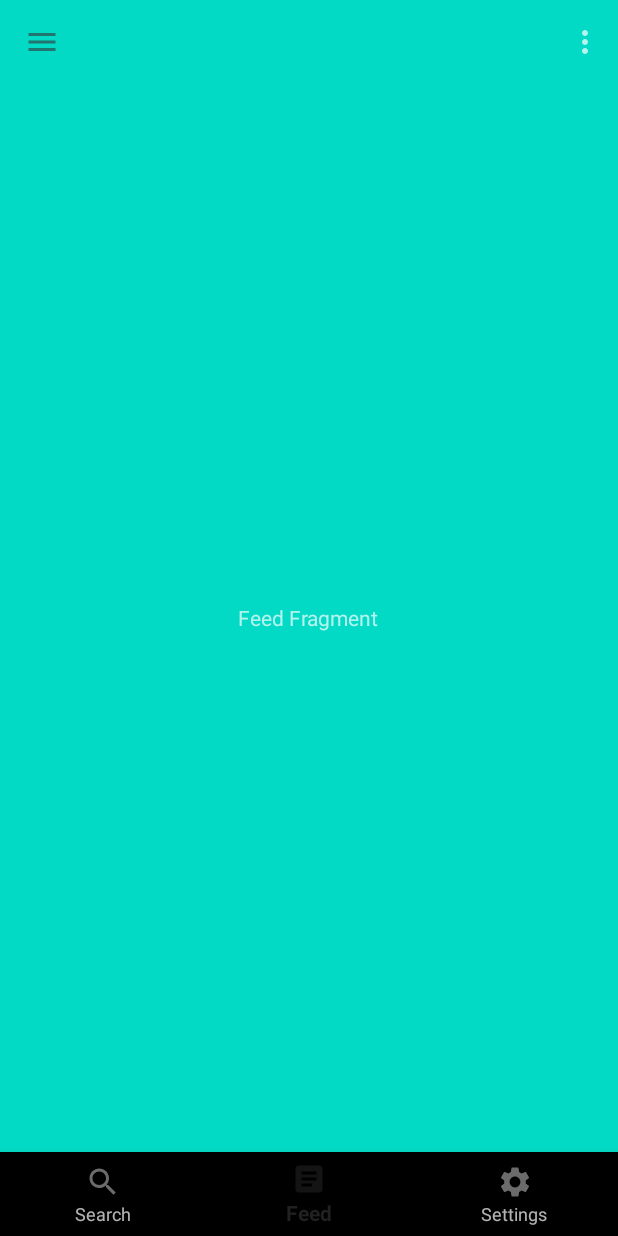
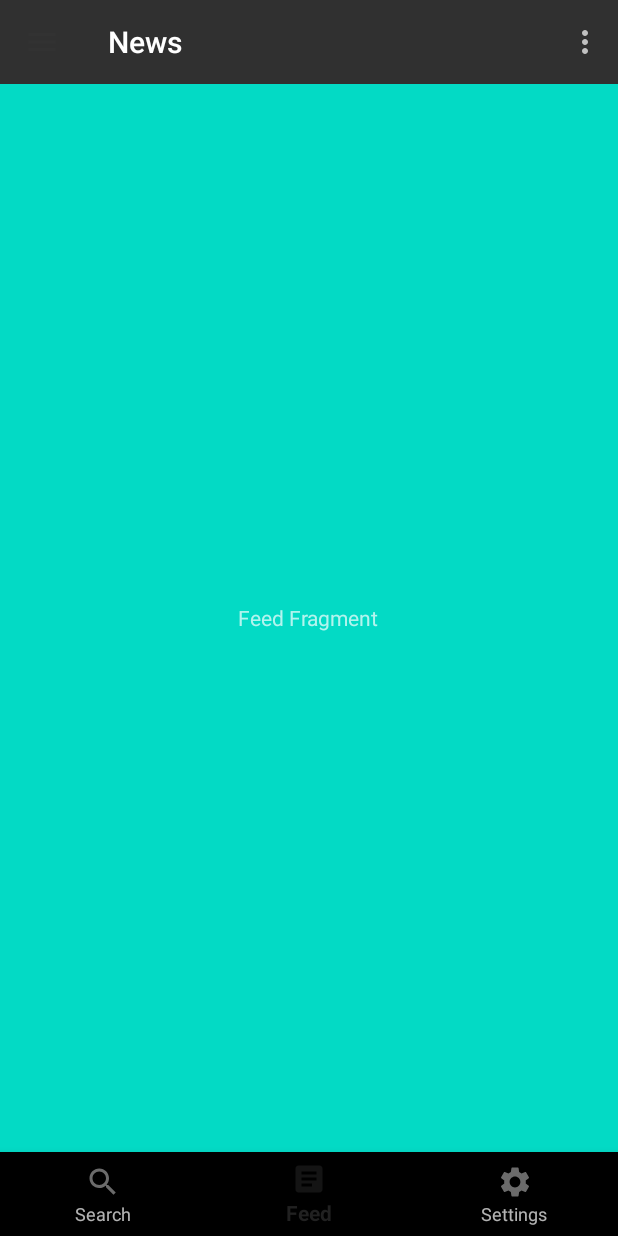
Before and after one commit to max-drexler/onlyNewsAndroidApp, an Android app: the screen it shows after launch (MainActivity), on a phone screen of 412 x 824 dp. Run offline under Robolectric (Android 15) with nearby library versions, the phone set to English and light mode, and no system bars.

```diff
--- a/app/src/main/java/com/example/onlynews/MainActivity.java
+++ b/app/src/main/java/com/example/onlynews/MainActivity.java
@@ -12,6 +12,7 @@ import android.widget.Button;
 import android.widget.ScrollView;
 
 import com.google.android.material.bottomnavigation.BottomNavigationView;
+import com.google.android.material.navigation.NavigationView;
 
 public class MainActivity extends AppCompatActivity {
 
@@ -26,10 +27,11 @@ public class MainActivity extends AppCompatActivity {
         getSupportFragmentManager().beginTransaction().replace(R.id.fragment_layout, new FeedFragment()).commit();
 
         Toolbar topBar = findViewById(R.id.topToolBar);
+        NavigationView navView = findViewById(R.id.navigation_view);
         topBar.setNavigationOnClickListener(new View.OnClickListener() {
             @Override
             public void onClick(View v) {
-
+                navView.setVisibility(View.VISIBLE);
             }
         });
     }
--- a/app/src/main/res/layout/activity_main.xml
+++ b/app/src/main/res/layout/activity_main.xml
@@ -6,14 +6,30 @@
     android:layout_height="match_parent"
     tools:context=".MainActivity">
 
+    <com.google.android.material.navigation.NavigationView
+        android:id="@+id/navigation_view"
+        android:layout_width="wrap_content"
+        android:layout_height="match_parent"
+        android:layout_gravity="start"
+        android:visibility="invisible">
+
+        <ListView
+            android:id="@+id/navdrawer_list"
+            android:layout_width="match_parent"
+            android:layout_height="match_parent"
+            android:choiceMode="singleChoice"
+            android:dividerHeight="0dp"
+            android:divider="@null"/>
+
+    </com.google.android.material.navigation.NavigationView>
     <androidx.appcompat.widget.Toolbar
         android:id="@+id/topToolBar"
         android:layout_width="match_parent"
         android:layout_height="?attr/actionBarSize"
         app:menu="@menu/top_bar"
         android:layout_alignParentTop="true"
-        android:background="@color/teal_200"
         app:navigationIcon="@drawable/ic_toolbar_nav_menu"
+        app:title="News"
         />
     <FrameLayout
         android:id="@+id/fragment_layout"
```
Also changed, not shown: 1 other file.
